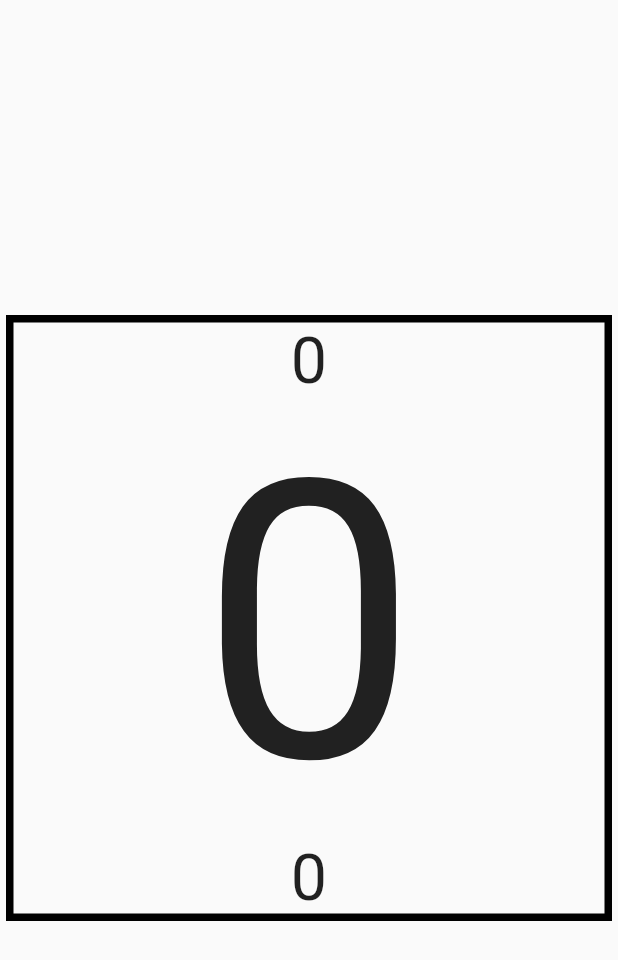
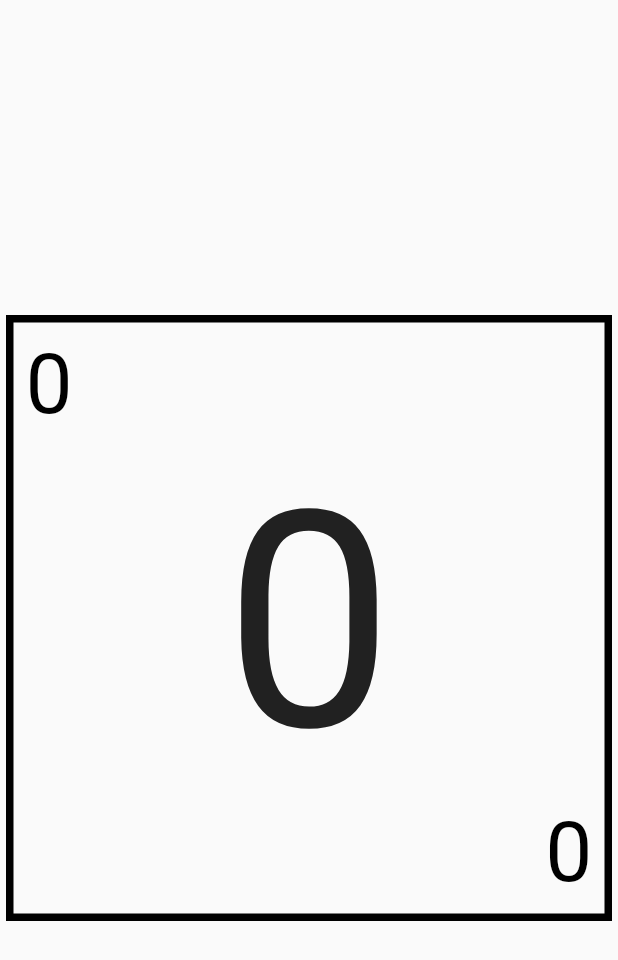
Before and after one commit to Treetender/scrums_against_humanity, a Flutter app: the screen it shows after launch, after a tap on an icon or button, on a phone screen of 412 x 824 dp. Shown: the top 960 px of the screen. Run offline on Flutter 3.47's test engine with Material 2 defaults, Android fonts, the phone set to English and light mode, and no system bars.

Commit message:
Fixed Selected Card Text Formats

```diff
--- a/lib/main.dart
+++ b/lib/main.dart
@@ -11,7 +11,7 @@ class MyApp extends StatelessWidget {
     return MaterialApp(
       title: 'Scrums Against Humanity',
       theme: ThemeData(
-        primarySwatch: Colors.blue,
+        primarySwatch: Colors.teal,
       ),
       home: MyHomePage(title: 'Scrums Against Humanity'),
     );
@@ -57,10 +57,9 @@ class _MyHomePageState extends State<MyHomePage> {
           return ScrumCard(_cards[index]);
         },
         gridDelegate: new SliverGridDelegateWithFixedCrossAxisCount(
-            crossAxisCount:
-                (MediaQuery.of(context).orientation == Orientation.portrait)
-                    ? 2
-                    : 3),
+            crossAxisCount: (MediaQuery.of(context).size.width > 1000)
+                ? 4
+                : MediaQuery.of(context).size.width >= 600 ? 3 : 2),
       )),
     );
   }
@@ -75,20 +74,33 @@ class SelectedCardPage extends StatelessWidget {
   Widget build(BuildContext context) {
     return Scaffold(
         body: InkWell(
-          onTap: () => Navigator.of(context).pop(),
+      onTap: () => Navigator.of(context).pop(),
       child: Center(
         child: AspectRatio(
           aspectRatio: 1.0,
           child: Container(
             margin: EdgeInsets.all(4.0),
             decoration: BoxDecoration(
-              border: Border.all(color: Colors.black, width: 5.0),
+              border: Border.all(color: Theme.of(context).colorScheme.onSurface, width: 5.0),
             ),
             child: Column(
               children: <Widget>[
+                Padding(
+                  padding: const EdgeInsets.all(8.0),
+                  child: Align(
+                    child: Text(this.value,
+                        style: Theme.of(context).textTheme.display3.copyWith(color: Theme.of(context).colorScheme.onSurface)),
+                    alignment: Alignment.centerLeft,
+                  ),
+                ),
                 Expanded(child: AutosizedText(this.value), flex: 1),
-                Expanded(child: AutosizedText(this.value), flex: 6),
-                Expanded(child: AutosizedText(this.value), flex: 1),
+                Padding(
+                  padding: const EdgeInsets.all(8.0),
+                  child: Align(
+                      child: Text(this.value,
+                          style: Theme.of(context).textTheme.display3.copyWith(color: Theme.of(context).colorScheme.onSurface)),
+                    alignment: Alignment.centerRight),
+                ),
               ],
             ),
           ),
@@ -122,7 +134,7 @@ class ScrumCard extends StatelessWidget {
       child: Container(
         padding: EdgeInsets.all(16.0),
         margin: EdgeInsets.all(8.0),
-        decoration: BoxDecoration(border: Border.all(color: Colors.black)),
+        decoration: BoxDecoration(border: Border.all(color: Theme.of(context).colorScheme.onSurface)),
         child: FittedBox(
           fit: BoxFit.fill,
           child: Padding(
```
